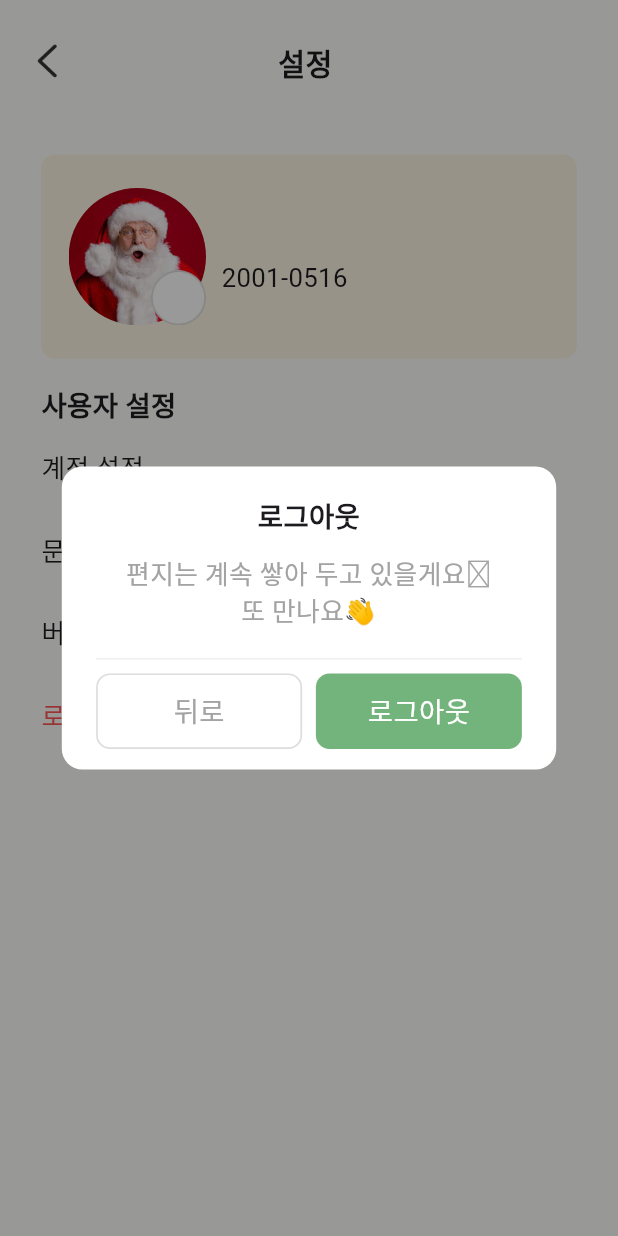
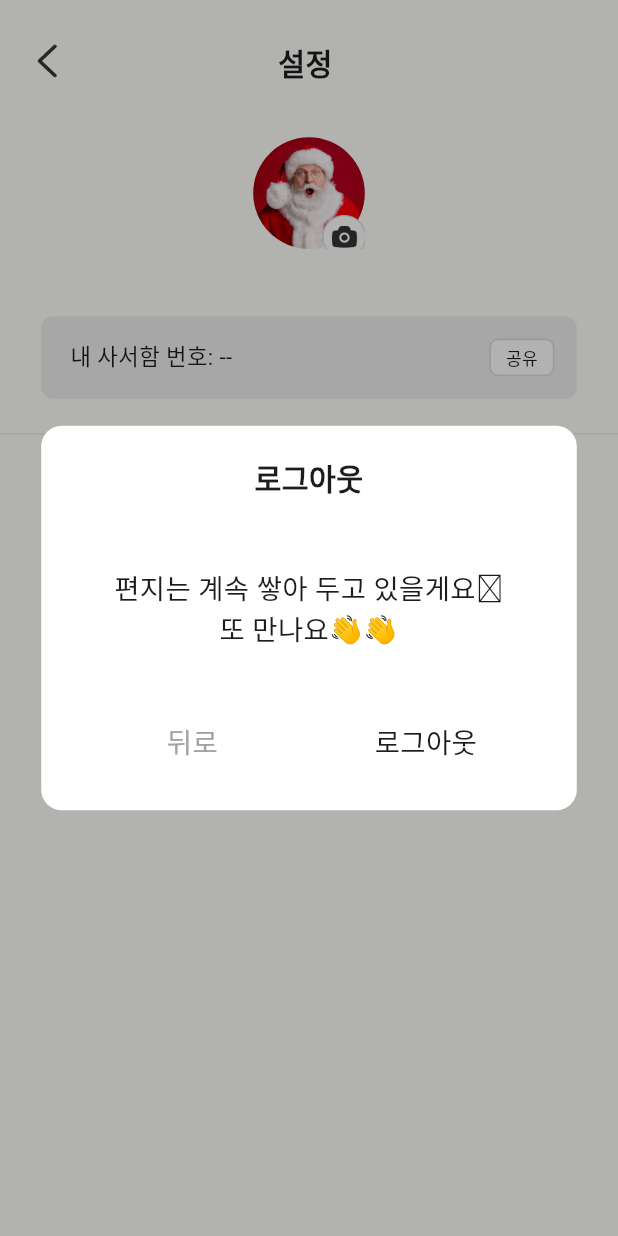
Before and after one commit to Dear-deer-developer/Dear-dear-FE, a Flutter app: the ProfileMain screen opened directly, after a tap on "로그아웃", on a phone screen of 412 x 824 dp. Run offline on Flutter 3.47's test engine with Material 3 defaults, Android fonts, the phone set to English and light mode, and no system bars; our stand-ins replace cloud_functions, firebase_core, flutter_dotenv, flutter_phoenix, flutter_screenutil, get and 5 more; missing offline and left inert: audio_session, kakao_flutter_sdk_user; accounts and stored records are empty; network calls fail; Roboto replaces fonts that are missing (KakaoSmallSansBold, KakaoSmallSansRegular); statements that could not run were skipped.

Commit message:
fix logout dialog

```diff
--- a/lib/controller/profile/profile_controller.dart
+++ b/lib/controller/profile/profile_controller.dart
@@ -4,6 +4,7 @@ import 'package:dear_deer_demo/main.dart';
 import 'package:dear_deer_demo/model/deardeer_user.dart';
 import 'package:dear_deer_demo/service/api_service.dart';
 import 'package:dear_deer_demo/service/auth_service.dart';
+import 'package:dear_deer_demo/util/logger.dart';
 import 'package:get/get.dart';
 
 class ProfileController extends GetxController {
@@ -17,7 +18,12 @@ class ProfileController extends GetxController {
   }
 
   // === 게터들 (뷰에서 사용) ===
-  String getUserName() => me.value?.nickname ?? '';
+  String getUserName() {
+    final name = me.value?.nickname ?? '';
+    logger.i('User Nickname: $name');
+    return name;
+  }
+
   String getZipCodeText() {
     final zc = me.value?.zipCode ?? 0;
     // 0 이거나 미설정이면 대시로 표시
--- a/lib/data/font_styles.dart
+++ b/lib/data/font_styles.dart
@@ -74,7 +74,7 @@ class FontStyles {
     fontSize: 12.sp,
     height: 1.2.h,
   );
-  static TextStyle S1_reg_10 = TextStyle(
+  static TextStyle S3_reg_10 = TextStyle(
     fontFamily: 'KakaoSmallSansRegular',
     fontSize: 10.sp,
     height: 1.2.h,
--- a/lib/view/home/alarm_main.dart
+++ b/lib/view/home/alarm_main.dart
@@ -543,7 +543,7 @@ class _DayCard extends StatelessWidget {
               Image.asset(imagePath, width: 80.w, height: 80.h),
               Text(title, style: FontStyles.B4_bold_14),
               SizedBox(height: 2.h),
-              Text(subtitle, style: FontStyles.S1_reg_10)
+              Text(subtitle, style: FontStyles.S3_reg_10)
             ],
           ),
         ),
--- a/lib/view/letter/draft_screen.dart
+++ b/lib/view/letter/draft_screen.dart
@@ -214,13 +214,13 @@ class _DraftsScreenState extends State<DraftsScreen> {
                   SizedBox(height: 6.h),
                   Text(
                     draft['preview'] ?? '',
-                    style: FontStyles.S1_reg_10.copyWith(color: AppColors.G_06),
+                    style: FontStyles.S3_reg_10.copyWith(color: AppColors.G_06),
                     maxLines: 1,
                     overflow: TextOverflow.ellipsis,
                   ),
                   Text(
                     "마지막 저장 : ${draft['date']}",
-                    style: FontStyles.S1_reg_10.copyWith(color: AppColors.G_06),
+                    style: FontStyles.S3_reg_10.copyWith(color: AppColors.G_06),
                   ),
                 ],
               ),
--- a/lib/view/letter/select_recipient.dart
+++ b/lib/view/letter/select_recipient.dart
@@ -240,9 +240,9 @@ class _SelectRecipientState extends State<SelectRecipient> {
               crossAxisAlignment: CrossAxisAlignment.start,
               children: [
                 Text('사서함 번호 : ${friend['number']}',
-                    style: FontStyles.S1_reg_10),
+                    style: FontStyles.S3_reg_10),
                 Text('사용자 닉네임 : ${friend['nickname']}',
-                    style: FontStyles.S1_reg_10),
+                    style: FontStyles.S3_reg_10),
               ],
             ),
             trailing: Radio<int>(
--- a/lib/view/letter/temporary_storage.dart
+++ b/lib/view/letter/temporary_storage.dart
@@ -101,11 +101,11 @@ class TemporaryStorage extends StatelessWidget {
                               Text("Dear. 닉네임", style: FontStyles.B4_bold_14),
                               Text(
                                 "작성하던 편지 내용 한줄. 작성하던 편지 내용 한줄. 작성하던",
-                                style: FontStyles.S1_reg_10,
+                                style: FontStyles.S3_reg_10,
                               ),
                               Text(
                                 "마지막 저장 : 2025. 11. 28. 23: 45",
-                                style: FontStyles.S1_reg_10,
+                                style: FontStyles.S3_reg_10,
                               ),
                             ],
                           ),
--- a/lib/view/post.dart
+++ b/lib/view/post.dart
@@ -121,7 +121,7 @@ class PostMain extends GetView<PostController> {
                   SizedBox(height: 4.h),
                   Text(
                     subtitle,
-                    style: FontStyles.S1_reg_10.copyWith(color: AppColors.G_05),
+                    style: FontStyles.S3_reg_10.copyWith(color: AppColors.G_05),
                   ),
                 ],
               ),
--- a/lib/view/profile/profile_main.dart
+++ b/lib/view/profile/profile_main.dart
@@ -4,6 +4,7 @@ import 'package:dear_deer_demo/data/app_color.dart';
 import 'package:dear_deer_demo/data/font_styles.dart';
 import 'package:dear_deer_demo/data/image_data.dart';
 import 'package:dear_deer_demo/util/logger.dart';
+import 'package:dear_deer_demo/widget/camera_dialog.dart';
 import 'package:dear_deer_demo/widget/logout_dialog.dart';
 import 'package:flutter/material.dart';
 import 'package:flutter_screenutil/flutter_screenutil.dart';
@@ -24,22 +25,25 @@ class ProfileMain extends GetView<ProfileController> {
   Widget build(BuildContext context) {
     return Scaffold(
       backgroundColor: AppColors.bgColor,
-      body: SafeArea(child: _body()),
+      body: SafeArea(child: _body(context)),
     );
   }
 
-  Widget _body() {
+  Widget _body(BuildContext context) {
     return Column(
       mainAxisAlignment: MainAxisAlignment.start,
-      crossAxisAlignment: CrossAxisAlignment.start,
+      crossAxisAlignment: CrossAxisAlignment.center,
       children: [
         _head(),
-        _postBox(),
+        _profileArea(context),
+        SizedBox(height: 20.h),
+        _divider(),
         _setting(),
       ],
     );
   }
 
+  // MARK: 헤더
   Widget _head() {
     return Padding(
       padding: EdgeInsets.only(top: 12.h, left: 4.w),
@@ -52,85 +56,85 @@ class ProfileMain extends GetView<ProfileController> {
           Text(
             '설정',
             textAlign: TextAlign.center,
-            style: FontStyles.H2_bold_17, // H2로 변경해야함.
+            style: FontStyles.H2_bold_17,
           ),
         ],
       ),
     );
   }
 
-  // MARK: - 우편함
-  // Widget _postBox() {
-  //   return Padding(
-  //     padding: EdgeInsets.only(left: 24.w, top: 30.h, bottom: 16.h),
-  //     child: Container(
-  //       decoration: BoxDecoration(
-  //           borderRadius: BorderRadius.circular(8.r),
-  //           color: const Color(0xffFEF5E3)),
-  //       width: 312.w,
-  //       height: 119.h,
-  //     ),
-  //   );
-  // }
-  Widget _postBox() {
+  // MARK: Profile
+  Widget _profileArea(BuildContext context) {
     return Padding(
-      padding: EdgeInsets.only(left: 24.w, top: 30.h, bottom: 16.h),
-      child: Container(
-        decoration: BoxDecoration(
-          borderRadius: BorderRadius.circular(8.r),
-          color: const Color(0xffFEF5E3),
-        ),
-        width: 312.w,
-        height: 119.h,
-        child: Stack(
+      padding: EdgeInsets.only(top: 20.0.h),
+      child: Column(
         children: [
-            Row(
-              crossAxisAlignment: CrossAxisAlignment.center,
-              children: [
-                SizedBox(width: 16.w),
           // 프로필 사진
           Stack(
             children: [
               ClipOval(
                 child: Image.asset(
                   ImagePath.sampleImage, // 샘플 이미지
-                        width: 80.w,
-                        height: 80.h,
+                  width: 65.w,
+                  height: 65.h,
                   fit: BoxFit.cover,
                 ),
               ),
               Positioned(
-                      bottom: 0,
-                      right: 0,
+                bottom: -9.h,
+                right: -4.w,
+                child: GestureDetector(
+                  onTap: () async {
+                    final result = await CameraDialog.show(context);
+                    if (result == ProfileImageAction.pickFromAlbum) {
+                      // TODO: 갤러리 열기
+                    } else if (result == ProfileImageAction.useDefault) {
+                      // TODO: 기본 이미지 적용
+                    }
+                  },
                   child: Image.asset(
                     ImagePath.cameraIcon, // 카메라 아이콘
                     width: 32.w,
                     height: 32.h,
                   ),
                 ),
-                  ],
-                ),
-                SizedBox(width: 9.w),
-                // 텍스트 영역
-                Column(
-                  mainAxisAlignment: MainAxisAlignment.center,
-                  crossAxisAlignment: CrossAxisAlignment.start,
-                  children: [
-                    // TODO: 유저 닉네임 불러오기
-                    Obx(() => Text(
-                          controller.getUserName(),
-                          style: FontStyles.B3_bold_15,
-                        )),
-                    SizedBox(height: 4.h),
-                    // TODO: 유저 우편 번호 불러오기
-                    Text('2001-0516', style: FontStyles.B3_reg_15 // B5로 변경
               ),
             ],
           ),
-              ],
+          // usernickname
+          Obx(() => Text(
+                controller.getUserName(),
+                style: FontStyles.B4_bold_14,
+              )),
+          SizedBox(height: 20.h),
+          // zipCode Box
+          Container(
+            width: 312.w,
+            height: 48.h,
+            decoration: BoxDecoration(
+              borderRadius: BorderRadius.circular(7.r),
+              color: AppColors.G_01,
+            ),
+            child: Row(
+              crossAxisAlignment: CrossAxisAlignment.center,
+              mainAxisAlignment: MainAxisAlignment.spaceBetween,
+              children: [
+                Padding(
+                  padding: EdgeInsets.only(left: 17.w),
+                  child: Text(
+                    '내 사서함 번호: ${controller.getZipCodeText()}',
+                    style: FontStyles.S1_reg_13,
+                  ),
+                ),
+                // 공유 버튼
+                Padding(
+                  padding: EdgeInsets.only(right: 13.0.w),
+                  child: _shareButton(),
                 ),
               ],
             ),
+          ),
+        ],
       ),
     );
   }
@@ -140,13 +144,13 @@ class ProfileMain extends GetView<ProfileController> {
       crossAxisAlignment: CrossAxisAlignment.start,
       children: [
         Padding(
-          padding: EdgeInsets.only(left: 24.w),
+          padding: EdgeInsets.only(left: 24.w, top: 12.h),
           child: Text(
             '사용자 설정',
             style: FontStyles.H3_bold_16, // H3로 변경
           ),
         ),
-        // 계정 설정
+        // 보안 설정
         SizedBox(
           height: 48.h,
           child: Padding(
@@ -154,7 +158,7 @@ class ProfileMain extends GetView<ProfileController> {
             child: Align(
               alignment: Alignment.centerLeft,
               child: Text(
-                '계정 설정',
+                '보안 설정',
                 style: FontStyles.B3_reg_15,
               ),
             ),
@@ -231,4 +235,36 @@ class ProfileMain extends GetView<ProfileController> {
       ],
     );
   }
+
+  // MARK: 공유 버튼
+  Widget _shareButton() {
+    return GestureDetector(
+      onTap: () {
+        // TODO: 공유 기능 추가 예정
+      },
+      child: Container(
+        width: 38.w,
+        height: 22.h,
+        alignment: Alignment.center,
+        decoration: BoxDecoration(
+          color: Colors.white,
+          border: Border.all(
+            color: AppColors.G_02,
+            width: 1.w,
+          ),
+          borderRadius: BorderRadius.circular(5.r),
+        ),
+        child: Text('공유', style: FontStyles.S3_reg_10),
+      ),
+    );
   }
+
+  // MARK: 디바이더
+  Widget _divider() {
+    return Container(
+      width: double.infinity,
+      height: 1.h,
+      color: AppColors.G_01,
+    );
+  }
+}
--- a/lib/widget/logout_dialog.dart
+++ b/lib/widget/logout_dialog.dart
@@ -13,7 +13,7 @@ class LogoutDialog extends StatelessWidget {
     final result = await Get.dialog<bool>(
       const LogoutDialog(),
       barrierDismissible: true, // 바깥 탭 시 닫힘
-      barrierColor: Colors.black.withOpacity(0.4),
+      barrierColor: Colors.black.withValues(alpha: 0.3),
     );
     return result ?? false;
   }
@@ -21,112 +21,72 @@ class LogoutDialog extends StatelessWidget {
   @override
   Widget build(BuildContext context) {
     return Dialog(
+      elevation: 0, // 그림자 제거
+      insetPadding: EdgeInsets.zero, // 고정 폭/높이 사용
       backgroundColor: Colors.white,
-      insetPadding: EdgeInsets.symmetric(horizontal: 36.w),
-      shape: RoundedRectangleBorder(
-        borderRadius: BorderRadius.circular(12.r),
-      ),
+      shape: RoundedRectangleBorder(borderRadius: BorderRadius.circular(12.r)),
+      child: SizedBox(
+        width: 312.w,
+        height: 224.h, // ✅ 고정 사이즈
         child: Padding(
-        padding: EdgeInsets.fromLTRB(20.w, 18.h, 20.w, 12.h),
+          padding: EdgeInsets.symmetric(horizontal: 20.w, vertical: 18.h),
           child: Column(
-          mainAxisSize: MainAxisSize.min,
             children: [
-            // MARK: - 타이틀
+              // 제목
+              Text('로그아웃',
+                  style: FontStyles.H2_bold_17, textAlign: TextAlign.center),
+
+              SizedBox(height: 42.h),
+
+              // 본문 (구분선 없음)
               Text(
-              '로그아웃',
-              style: FontStyles.H3_bold_16,
+                '편지는 계속 쌓아 두고 있을게요🥲\n또 만나요👋👋',
+                style: FontStyles.B2_reg_16,
                 textAlign: TextAlign.center,
               ),
-            SizedBox(height: 12.h),
-
-            // MARK: - 본문 문구
-            Text(
-              '편지는 계속 쌓아 두고 있을게요🥲\n또 만나요👋',
-              style: FontStyles.B3_reg_15.copyWith(color: AppColors.G_05),
-              textAlign: TextAlign.center,
-            ),
-            SizedBox(height: 16.h),
-
-            // MARK: - 구분선
-            Divider(height: 1.h, color: AppColors.G_01),
-            SizedBox(height: 8.h),
-
-            // MARK: - 버튼 영역
-            Row(
+              const Spacer(),
+              // 하단 버튼
+              SizedBox(
+                height: 44.h,
+                child: Row(
                   children: [
+                    // 뒤로
                     Expanded(
-                  child: _GhostButton(
-                    label: '뒤로',
+                      child: GestureDetector(
+                        behavior: HitTestBehavior.opaque,
                         onTap: () => Get.back(result: false),
+                        child: Center(
+                          // ✅ 중앙 정렬로 변경
+                          child: Text(
+                            '뒤로',
+                            style: FontStyles.B2_reg_16.copyWith(
+                                color: AppColors.G_05),
                           ),
                         ),
-                SizedBox(width: 8.w),
+                      ),
+                    ),
+
+                    // 로그아웃
                     Expanded(
-                  child: _PrimaryButton(
-                    label: '로그아웃',
+                      child: GestureDetector(
+                        behavior: HitTestBehavior.opaque,
                         onTap: () => Get.back(result: true),
+                        child: Center(
+                          // ✅ 중앙 정렬로 변경
+                          child: Text(
+                            '로그아웃',
+                            style: FontStyles.B2_reg_16,
+                          ),
+                        ),
                       ),
                     ),
                   ],
                 ),
+              ),
             ],
+          ),
         ),
       ),
     );
   }
 }
-
-// MARK: - 내부 버튼 위젯들 ------------------------------
-
-class _PrimaryButton extends StatelessWidget {
-  final String label;
-  final VoidCallback onTap;
-  const _PrimaryButton({required this.label, required this.onTap});
-
-  @override
-  Widget build(BuildContext context) {
-    return GestureDetector(
-      onTap: onTap,
-      behavior: HitTestBehavior.opaque,
-      child: Container(
-        height: 44.h,
-        alignment: Alignment.center,
-        decoration: BoxDecoration(
-          color: AppColors.mainGreen,
-          borderRadius: BorderRadius.circular(8.r),
-        ),
-        child: Text(
-          label,
-          style: FontStyles.B2_reg_16.copyWith(color: Colors.white),
-        ),
-      ),
-    );
-  }
-}
-
-class _GhostButton extends StatelessWidget {
-  final String label;
-  final VoidCallback onTap;
-  const _GhostButton({required this.label, required this.onTap});
-
-  @override
-  Widget build(BuildContext context) {
-    return GestureDetector(
-      onTap: onTap,
-      behavior: HitTestBehavior.opaque,
-      child: Container(
-        height: 44.h,
-        alignment: Alignment.center,
-        decoration: BoxDecoration(
-          color: Colors.white,
-          border: Border.all(color: AppColors.G_02, width: 1.w),
-          borderRadius: BorderRadius.circular(8.r),
-        ),
-        child: Text(
-          label,
-          style: FontStyles.B2_reg_16.copyWith(color: AppColors.G_05),
-        ),
-      ),
-    );
-  }
-}
```
Also changed, not shown: lib/widget/camera_dialog.dart (added, +94 -0 lines), assets/images/camera_icon.png. Lines whose indentation alone changed are shown as unchanged.
